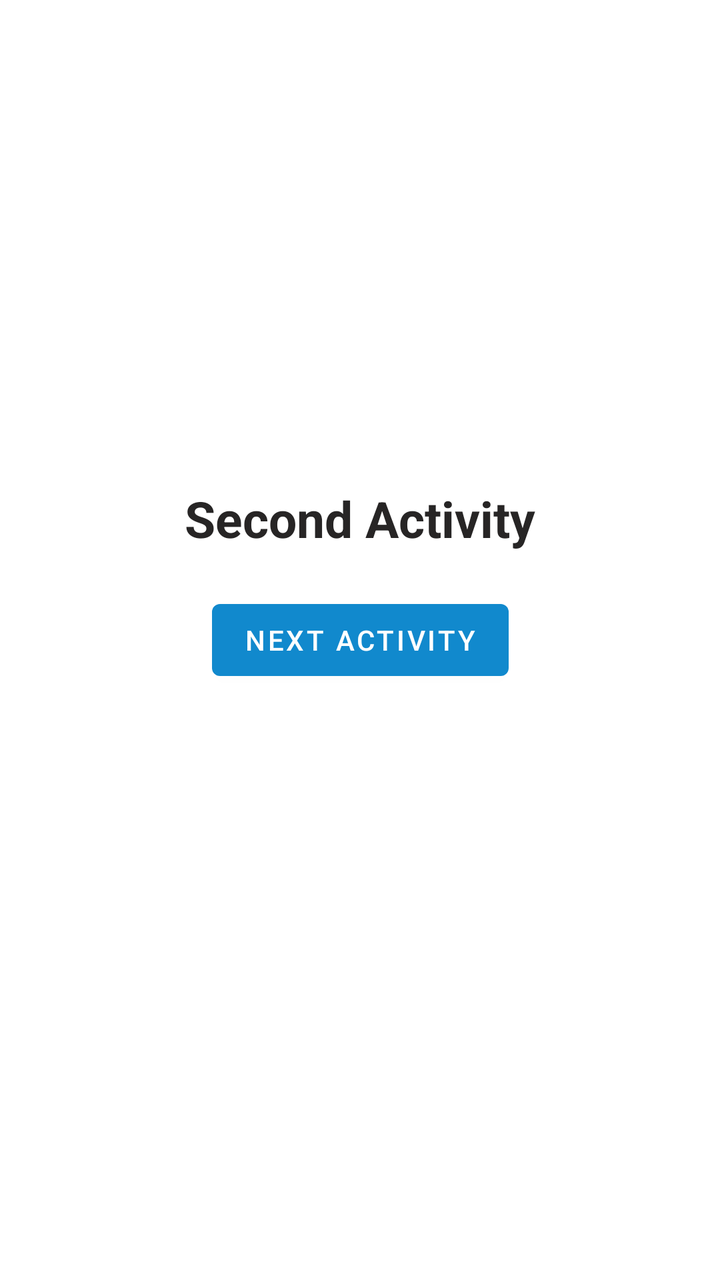
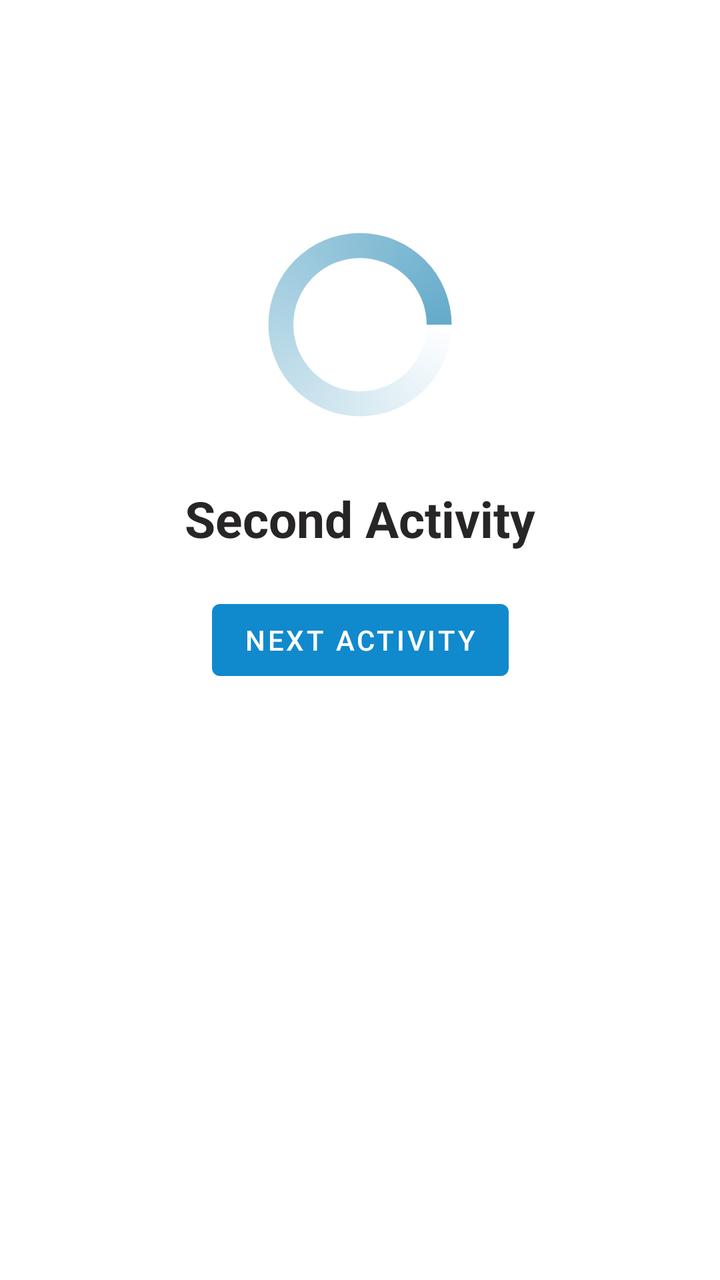

Compare the two renders of this Android layout. The source of the first and the diff that turns it into the second are given below.
<!-- AndroidManifest.xml: application theme Theme.AndroidLifecyclesCourse -->
<!-- res/layout/activity_second.xml -->
<?xml version="1.0" encoding="utf-8"?>
<androidx.constraintlayout.widget.ConstraintLayout
    xmlns:android="http://schemas.android.com/apk/res/android"
    xmlns:app="http://schemas.android.com/apk/res-auto"
    xmlns:tools="http://schemas.android.com/tools"
    android:layout_width="match_parent"
    android:layout_height="match_parent"
    tools:context=".SecondActivity">

    <TextView
        android:layout_width="wrap_content"
        android:layout_height="wrap_content"
        app:layout_constraintBottom_toTopOf="@id/btnNextActivity"
        app:layout_constraintLeft_toLeftOf="parent"
        app:layout_constraintRight_toRightOf="parent"
        android:layout_marginBottom="20dp"
        style="@style/TextViewScreenName"
        android:text="Second Activity"
        />

    <Button
        android:id="@+id/btnNextActivity"
        android:layout_width="wrap_content"
        android:layout_height="wrap_content"
        app:layout_constraintBottom_toBottomOf="parent"
        app:layout_constraintLeft_toLeftOf="parent"
        app:layout_constraintRight_toRightOf="parent"
        app:layout_constraintTop_toTopOf="parent"
        android:text="Next Activity"
        />

</androidx.constraintlayout.widget.ConstraintLayout>
<!-- resources referenced by this layout -->
<resources>
  <style name="TextViewScreenName" parent="@android:style/TextAppearance.Widget.TextView">
          <item name="android:textColor">@color/gray_dark</item>
          <item name="android:textSize">25sp</item>
          <item name="android:textStyle">bold</item>
          <item name="android:gravity">center</item>
      </style>
  <style name="Theme.AndroidLifecyclesCourse" parent="Theme.MaterialComponents.DayNight.NoActionBar">
          
          <item name="colorPrimary">@color/primary</item>
          <item name="colorPrimaryVariant">@color/primary_variant</item>
          <item name="colorOnPrimary">@color/white</item>
  
          
          <item name="android:statusBarColor" tools:targetApi="l">?attr/colorPrimaryVariant</item>
          
      </style>
  <color name="gray_dark">#272525</color>
  <color name="primary">#1189CD</color>
  <color name="primary_variant">#02558A</color>
  <color name="white">#FFFFFFFF</color>
</resources>

<!-- the commit's change to res/layout/activity_second.xml (unified diff, before → after) -->
@@ -7,7 +7,21 @@
     android:layout_height="match_parent"
     tools:context=".SecondActivity">
 
+    <ProgressBar
+        android:id="@+id/progress"
+        android:layout_width="100dp"
+        android:layout_height="100dp"
+        app:layout_constraintStart_toStartOf="parent"
+        app:layout_constraintEnd_toEndOf="parent"
+        app:layout_constraintBottom_toTopOf="@id/txtTitle"
+        android:layout_marginBottom="30dp"
+        android:indeterminate="true"
+        android:indeterminateDrawable="@drawable/circular_progress_drawable"
+        style="@android:style/Widget.ProgressBar.Large"
+        />
+
     <TextView
+        android:id="@+id/txtTitle"
         android:layout_width="wrap_content"
         android:layout_height="wrap_content"
         app:layout_constraintBottom_toTopOf="@id/btnNextActivity"
@@ -29,4 +43,6 @@
         android:text="Next Activity"
         />
 
+
+
 </androidx.constraintlayout.widget.ConstraintLayout>
<!-- resource entries referenced after the edit -->
@@ -1,5 +1,30 @@
 <!-- resources referenced by this layout -->
 <resources>
+  <!-- drawable circular_progress_drawable (drawable) -->
+  <?xml version="1.0" encoding="utf-8"?>
+  <rotate
+      xmlns:android="http://schemas.android.com/apk/res/android"
+      android:fromDegrees="0"
+      android:pivotX="50%"
+      android:pivotY="50%"
+      android:toDegrees="360" >
+  
+      <shape
+          android:innerRadiusRatio="3"
+          android:shape="ring"
+          android:thicknessRatio="8"
+          android:useLevel="false" >
+  
+          <gradient
+              android:angle="0"
+              android:endColor="@color/primary_light"
+              android:startColor="@color/transparent"
+              android:type="sweep"
+              android:useLevel="false" />
+  
+      </shape>
+  
+  </rotate>
   <style name="TextViewScreenName" parent="@android:style/TextAppearance.Widget.TextView">
           <item name="android:textColor">@color/gray_dark</item>
           <item name="android:textSize">25sp</item>
@@ -16,6 +41,8 @@
           <item name="android:statusBarColor" tools:targetApi="l">?attr/colorPrimaryVariant</item>
           
       </style>
+  <color name="primary_light" type="color">#64ABCA</color>
+  <color name="transparent">#00FFFFFF</color>
   <color name="gray_dark">#272525</color>
   <color name="primary">#1189CD</color>
   <color name="primary_variant">#02558A</color>
